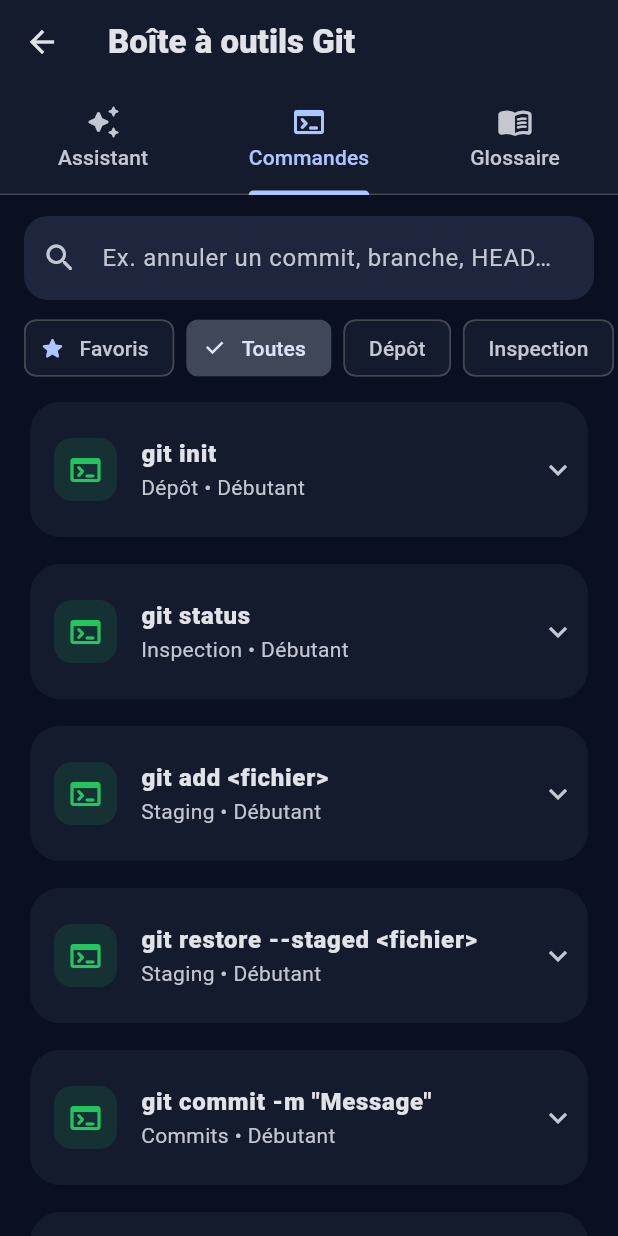
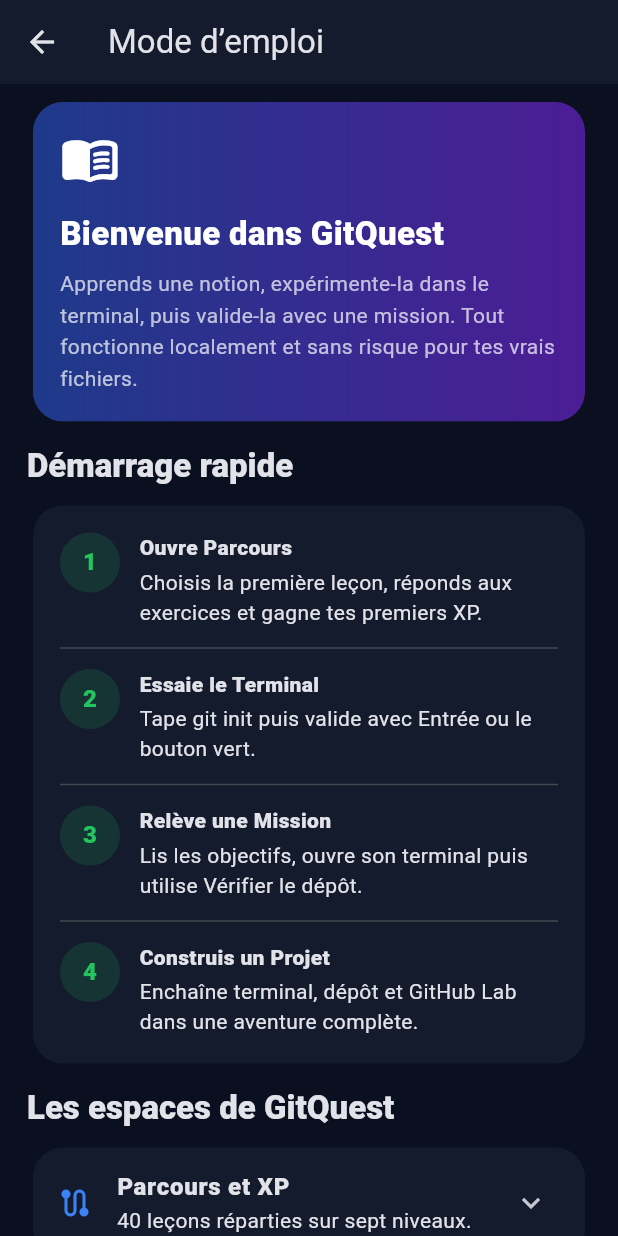
Before and after one commit to stephaneG-frep/GitQuest, a Flutter app: the screen it shows after launch, after a tap on "Passer", after a tap on "Commencer l’aventure", after a tap on the "menu book" icon, on a phone screen of 412 x 824 dp. Run offline on Flutter 3.47's test engine with Material 3 defaults, Android fonts, the phone set to English and light mode, and no system bars; our stand-ins replace flutter_local_notifications, flutter_timezone, share_plus, shared_preferences, timezone; missing offline and left inert: file_selector.

Commit message:
mode d'emploi

```diff
--- a/lib/features/dashboard/dashboard_screen.dart
+++ b/lib/features/dashboard/dashboard_screen.dart
@@ -5,6 +5,7 @@ import '../../app/theme/app_theme.dart';
 import '../../core/widgets/quest_widgets.dart';
 import '../../data/seed/learning_content.dart';
 import '../collaboration/presentation/collaboration_screen.dart';
+import '../help/presentation/help_screen.dart';
 import '../projects/data/project_content.dart';
 import '../projects/presentation/projects_screen.dart';
 import '../search/presentation/global_search_screen.dart';
@@ -42,12 +43,10 @@ class DashboardScreen extends StatelessWidget {
             icon: const Icon(Icons.search_rounded),
           ),
           IconButton(
-            tooltip: 'Boîte à outils Git',
-            onPressed: () => Navigator.of(context).push(
-              MaterialPageRoute<void>(
-                builder: (_) => const ToolsScreen(initialIndex: 1),
-              ),
-            ),
+            tooltip: 'Mode d’emploi',
+            onPressed: () => Navigator.of(
+              context,
+            ).push(MaterialPageRoute<void>(builder: (_) => const HelpScreen())),
             icon: const Icon(Icons.menu_book_rounded),
           ),
           const SizedBox(width: 8),
@@ -301,6 +300,17 @@ class DashboardScreen extends StatelessWidget {
                   runSpacing: 12,
                   children: [
                     _Shortcut(
+                      icon: Icons.menu_book_rounded,
+                      title: 'Mode d’emploi',
+                      subtitle: 'Bien démarrer',
+                      color: AppColors.orange,
+                      onTap: () => Navigator.of(context).push(
+                        MaterialPageRoute<void>(
+                          builder: (_) => const HelpScreen(),
+                        ),
+                      ),
+                    ),
+                    _Shortcut(
                       icon: Icons.terminal_rounded,
                       title: 'Terminal',
                       subtitle: 'Expérimenter',
--- /dev/null
+++ b/lib/features/help/presentation/help_screen.dart
@@ -0,0 +1,244 @@
+import 'package:flutter/material.dart';
+
+import '../../../app/theme/app_theme.dart';
+import '../../../core/widgets/quest_widgets.dart';
+
+class HelpScreen extends StatelessWidget {
+  const HelpScreen({super.key});
+
+  @override
+  Widget build(BuildContext context) => Scaffold(
+    appBar: AppBar(title: const Text('Mode d’emploi')),
+    body: ListView(
+      padding: const EdgeInsets.fromLTRB(18, 8, 18, 36),
+      children: [
+        Center(
+          child: ConstrainedBox(
+            constraints: const BoxConstraints(maxWidth: 760),
+            child: Column(
+              crossAxisAlignment: CrossAxisAlignment.stretch,
+              children: [
+                QuestCard(
+                  gradient: const LinearGradient(
+                    colors: [Color(0xFF1E3A8A), Color(0xFF4C1D95)],
+                  ),
+                  child: const Column(
+                    crossAxisAlignment: CrossAxisAlignment.start,
+                    children: [
+                      Icon(
+                        Icons.menu_book_rounded,
+                        color: Colors.white,
+                        size: 40,
+                      ),
+                      SizedBox(height: 14),
+                      Text(
+                        'Bienvenue dans GitQuest',
+                        style: TextStyle(
+                          color: Colors.white,
+                          fontSize: 22,
+                          fontWeight: FontWeight.w900,
+                        ),
+                      ),
+                      SizedBox(height: 8),
+                      Text(
+                        'Apprends une notion, expérimente-la dans le terminal, puis valide-la avec une mission. Tout fonctionne localement et sans risque pour tes vrais fichiers.',
+                        style: TextStyle(color: Colors.white70, height: 1.5),
+                      ),
+                    ],
+                  ),
+                ),
+                const AppSectionHeader('Démarrage rapide'),
+                const QuestCard(
+                  child: Column(
+                    children: [
+                      _GuideStep(
+                        number: 1,
+                        title: 'Ouvre Parcours',
+                        description:
+                            'Choisis la première leçon, réponds aux exercices et gagne tes premiers XP.',
+                      ),
+                      Divider(height: 28),
+                      _GuideStep(
+                        number: 2,
+                        title: 'Essaie le Terminal',
+                        description:
+                            'Tape git init puis valide avec Entrée ou le bouton vert.',
+                      ),
+                      Divider(height: 28),
+                      _GuideStep(
+                        number: 3,
+                        title: 'Relève une Mission',
+                        description:
+                            'Lis les objectifs, ouvre son terminal puis utilise Vérifier le dépôt.',
+                      ),
+                      Divider(height: 28),
+                      _GuideStep(
+                        number: 4,
+                        title: 'Construis un Projet',
+                        description:
+                            'Enchaîne terminal, dépôt et GitHub Lab dans une aventure complète.',
+                      ),
+                    ],
+                  ),
+                ),
+                const AppSectionHeader('Les espaces de GitQuest'),
+                const _HelpTopic(
+                  icon: Icons.route_rounded,
+                  color: AppColors.blue,
+                  title: 'Parcours et XP',
+                  summary: '40 leçons réparties sur sept niveaux.',
+                  details:
+                      'Chaque leçon présente une notion puis un questionnaire. Réponds une première fois pour voir la correction, corrige si nécessaire, puis termine la leçon pour recevoir 50 XP. Ta progression est enregistrée automatiquement.',
+                ),
+                const _HelpTopic(
+                  icon: Icons.terminal_rounded,
+                  color: AppColors.green,
+                  title: 'Terminal sécurisé',
+                  summary: 'Un laboratoire Git entièrement simulé.',
+                  details:
+                      'Les commandes ne touchent jamais aux fichiers réels du téléphone. Commence par git init, utilise git status quand tu hésites et tape help pour afficher les commandes disponibles. L’icône de branche en haut ouvre le dépôt visuel.',
+                ),
+                const _HelpTopic(
+                  icon: Icons.flag_rounded,
+                  color: AppColors.violet,
+                  title: 'Missions',
+                  summary: '25 défis validés sur le résultat obtenu.',
+                  details:
+                      'Tu peux choisir tes propres commandes : GitQuest vérifie l’état final du dépôt. Trois indices progressifs sont disponibles. Le dépôt est partagé avec le terminal principal, donc tu peux préparer une mission à plusieurs endroits.',
+                ),
+                const _HelpTopic(
+                  icon: Icons.hub_rounded,
+                  color: AppColors.orange,
+                  title: 'GitHub Lab',
+                  summary: 'Issues, pull requests, revues, CI et releases.',
+                  details:
+                      'Crée d’abord une branche et un commit dans le terminal. Ouvre ensuite une pull request, lance les contrôles CI, approuve la revue puis fusionne. La protection de main peut exiger revue et CI réussie.',
+                ),
+                const _HelpTopic(
+                  icon: Icons.map_rounded,
+                  color: AppColors.violet,
+                  title: 'Projets fil rouge',
+                  summary: 'Des scénarios complets en plusieurs étapes.',
+                  details:
+                      'Chaque étape indique où agir et vérifie le véritable dépôt ou GitHub Lab. Les étapes doivent être accomplies dans l’ordre et la progression reprend automatiquement.',
+                ),
+                const _HelpTopic(
+                  icon: Icons.auto_awesome_rounded,
+                  color: AppColors.blue,
+                  title: 'Boîte à outils',
+                  summary: 'Assistant, aide-mémoire et glossaire.',
+                  details:
+                      'Décris ta situation pour trouver une commande, consulte les risques et exemples, ajoute tes commandes favorites ou recherche une définition Git et GitHub.',
+                ),
+                const AppSectionHeader('Sauvegarde et réglages'),
+                const QuestCard(
+                  child: Column(
+                    crossAxisAlignment: CrossAxisAlignment.start,
+                    children: [
+                      ListTile(
+                        contentPadding: EdgeInsets.zero,
+                        leading: Icon(Icons.settings_outlined),
+                        title: Text('Où sont les paramètres ?'),
+                        subtitle: Text(
+                          'Profil → roue dentée. Tu peux modifier le thème, le texte et le rappel quotidien.',
+                        ),
+                      ),
+                      Divider(),
+                      ListTile(
+                        contentPadding: EdgeInsets.zero,
+                        leading: Icon(Icons.backup_outlined),
+                        title: Text('Comment protéger ma progression ?'),
+                        subtitle: Text(
+                          'Dans Paramètres, utilise Partager une sauvegarde complète. Le fichier .gitquest permet de tout restaurer.',
+                        ),
+                      ),
+                      Divider(),
+                      ListTile(
+                        contentPadding: EdgeInsets.zero,
+                        leading: Icon(Icons.restart_alt_rounded),
+                        title: Text('Comment recommencer le terminal ?'),
+                        subtitle: Text(
+                          'Utilise l’icône de réinitialisation dans le terminal. Cela efface uniquement le dépôt virtuel, pas les leçons.',
+                        ),
+                      ),
+                    ],
+                  ),
+                ),
+              ],
+            ),
+          ),
+        ),
+      ],
+    ),
+  );
+}
+
+class _GuideStep extends StatelessWidget {
+  const _GuideStep({
+    required this.number,
+    required this.title,
+    required this.description,
+  });
+
+  final int number;
+  final String title;
+  final String description;
+
+  @override
+  Widget build(BuildContext context) => Row(
+    crossAxisAlignment: CrossAxisAlignment.start,
+    children: [
+      CircleAvatar(
+        backgroundColor: AppColors.green.withValues(alpha: .15),
+        foregroundColor: AppColors.green,
+        child: Text(
+          '$number',
+          style: const TextStyle(fontWeight: FontWeight.w900),
+        ),
+      ),
+      const SizedBox(width: 13),
+      Expanded(
+        child: Column(
+          crossAxisAlignment: CrossAxisAlignment.start,
+          children: [
+            Text(title, style: const TextStyle(fontWeight: FontWeight.w900)),
+            const SizedBox(height: 3),
+            Text(description, style: const TextStyle(height: 1.4)),
+          ],
+        ),
+      ),
+    ],
+  );
+}
+
+class _HelpTopic extends StatelessWidget {
+  const _HelpTopic({
+    required this.icon,
+    required this.color,
+    required this.title,
+    required this.summary,
+    required this.details,
+  });
+
+  final IconData icon;
+  final Color color;
+  final String title;
+  final String summary;
+  final String details;
+
+  @override
+  Widget build(BuildContext context) => Padding(
+    padding: const EdgeInsets.only(bottom: 10),
+    child: QuestCard(
+      padding: EdgeInsets.zero,
+      child: ExpansionTile(
+        leading: Icon(icon, color: color),
+        title: Text(title, style: const TextStyle(fontWeight: FontWeight.w900)),
+        subtitle: Text(summary),
+        childrenPadding: const EdgeInsets.fromLTRB(18, 0, 18, 18),
+        expandedCrossAxisAlignment: CrossAxisAlignment.start,
+        children: [Text(details, style: const TextStyle(height: 1.5))],
+      ),
+    ),
+  );
+}
--- a/lib/features/settings/settings_screen.dart
+++ b/lib/features/settings/settings_screen.dart
@@ -8,6 +8,7 @@ import 'package:share_plus/share_plus.dart';
 import '../../app/app_scope.dart';
 import '../../core/backup/backup_service.dart';
 import '../../core/storage/local_progress_store.dart';
+import '../help/presentation/help_screen.dart';
 
 class SettingsScreen extends StatelessWidget {
   const SettingsScreen({super.key});
@@ -142,6 +143,22 @@ class SettingsScreen extends StatelessWidget {
                   style: TextStyle(color: Theme.of(context).colorScheme.error),
                 ),
                 onTap: () => _reset(context, store),
+              ),
+            ],
+          ),
+          _Section(
+            title: 'Aide',
+            children: [
+              ListTile(
+                leading: const Icon(Icons.menu_book_rounded),
+                title: const Text('Mode d’emploi'),
+                subtitle: const Text(
+                  'Démarrage rapide et présentation de chaque espace',
+                ),
+                trailing: const Icon(Icons.chevron_right_rounded),
+                onTap: () => Navigator.of(context).push(
+                  MaterialPageRoute<void>(builder: (_) => const HelpScreen()),
+                ),
               ),
             ],
           ),
```
Also changed, not shown: 3 other files.
